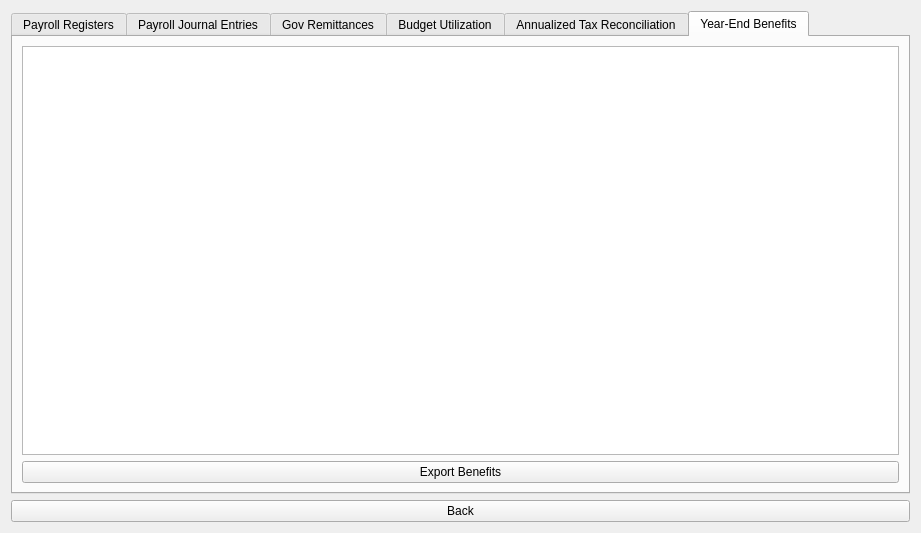
First picture: the form in UI/Dialogs/reports_logs_widget.ui, repository Justin-Kuchmy/JustPay_App, before the edit.
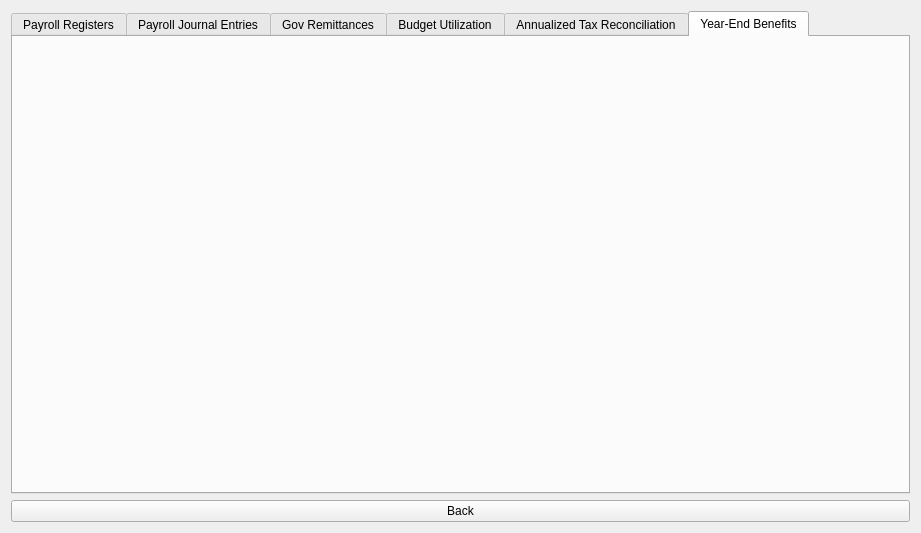
Second picture: the form after the edit. The open tabs and pages were chosen to show the change.

Commit message: added ui h and cpp for report logs widget and children

What changed in the file:
```diff
--- a/UI/Dialogs/reports_logs_widget.ui
+++ b/UI/Dialogs/reports_logs_widget.ui
@@ -126,18 +126,7 @@
         <attribute name="title">
          <string>Year-End Benefits</string>
         </attribute>
-        <layout class="QVBoxLayout" name="verticalLayoutYearEnd">
-         <item>
-          <widget class="QTableView" name="yearEndTable"/>
-         </item>
-         <item>
-          <widget class="QPushButton" name="btnExportYearEnd">
-           <property name="text">
-            <string>Export Benefits</string>
-           </property>
-          </widget>
-         </item>
-        </layout>
+        <layout class="QVBoxLayout" name="verticalLayoutYearEnd"/>
        </widget>
       </widget>
      </item>
```
Left out of the diff: 79 changed lines with no effect on the pictures. The commit also changes 20 other files.
